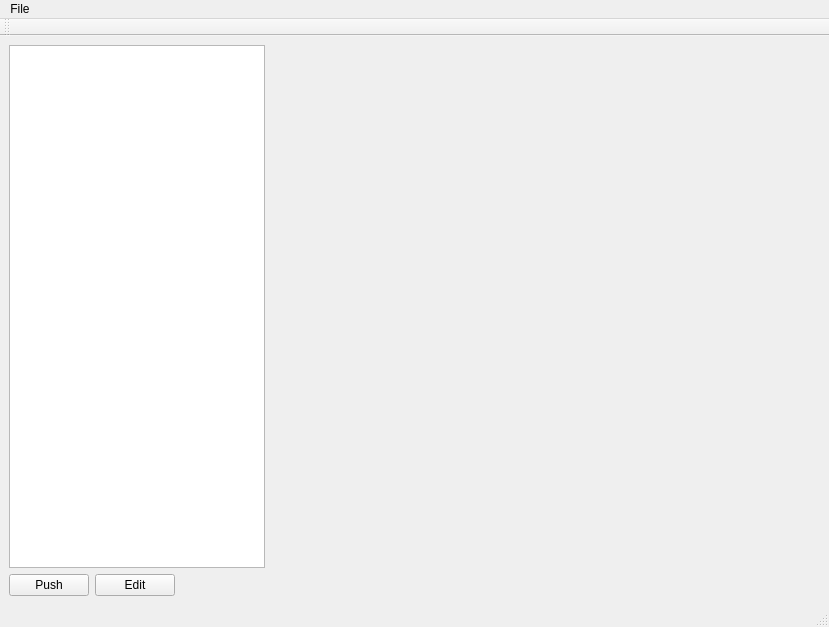
First picture: the form in VRproject/mainwindow.ui, repository shanerule/2024_GROUP_5, before the edit.
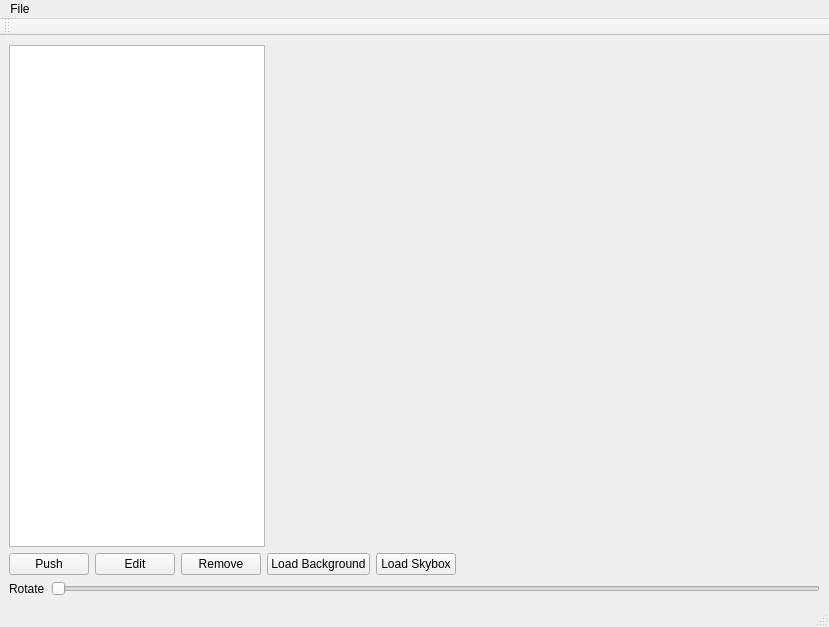
Second picture: the form after the edit. Icons and pictures are not drawn. Custom widgets are drawn as their Qt base class.

Commit message: Added Skybox, Background and rotation

```diff
--- a/VRproject/mainwindow.ui
+++ b/VRproject/mainwindow.ui
@@ -58,6 +58,27 @@
         </property>
        </widget>
       </item>
+      <item>
+       <widget class="QPushButton" name="deleteButton">
+        <property name="text">
+         <string>Remove</string>
+        </property>
+       </widget>
+      </item>
+      <item>
+       <widget class="QPushButton" name="loadBackgroundButton">
+        <property name="text">
+         <string>Load Background</string>
+        </property>
+       </widget>
+      </item>
+      <item>
+       <widget class="QPushButton" name="loadSkyboxButton">
+        <property name="text">
+         <string>Load Skybox</string>
+        </property>
+       </widget>
+      </item>
       <item>
        <spacer name="horizontalSpacer">
         <property name="orientation">
@@ -73,6 +94,27 @@
       </item>
      </layout>
     </item>
+    <item>
+     <layout class="QHBoxLayout" name="horizontalLayout_3">
+      <item>
+       <widget class="QLabel" name="label">
+        <property name="text">
+         <string>Rotate</string>
+        </property>
+       </widget>
+      </item>
+      <item>
+       <widget class="QSlider" name="rotationSpeedSlider">
+        <property name="maximum">
+         <number>100</number>
+        </property>
+        <property name="orientation">
+         <enum>Qt::Orientation::Horizontal</enum>
+        </property>
+       </widget>
+      </item>
+     </layout>
+    </item>
    </layout>
   </widget>
   <widget class="QMenuBar" name="menubar">
```
Left out of the diff: 13 changed lines with no effect on the pictures. The commit also changes 12 other files.
